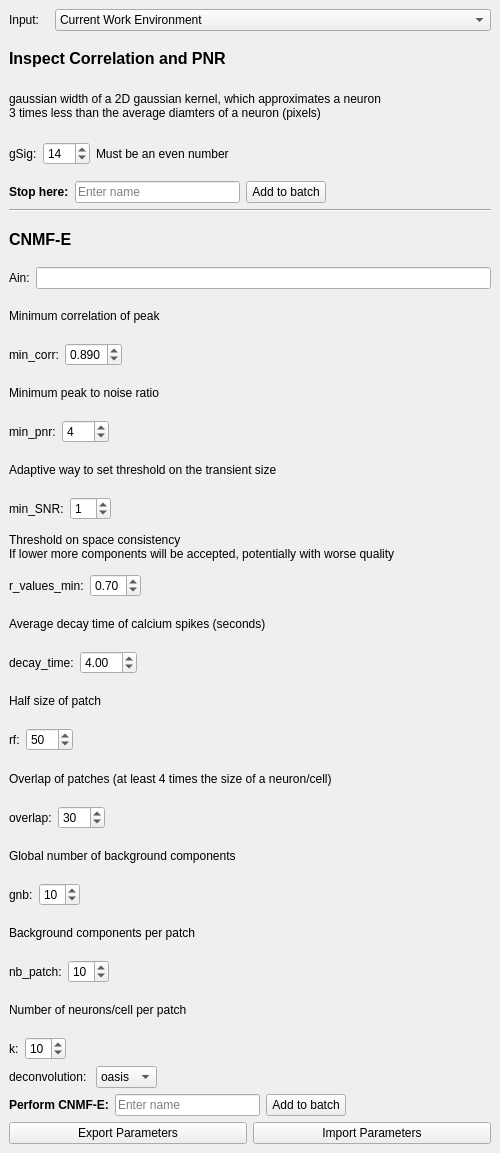
This is mesmerize/viewer/modules/ui_files/cnmfe_pytemplate.ui in kushalkolar/MESmerize as Qt 5 draws it before an edit. The edited form follows.
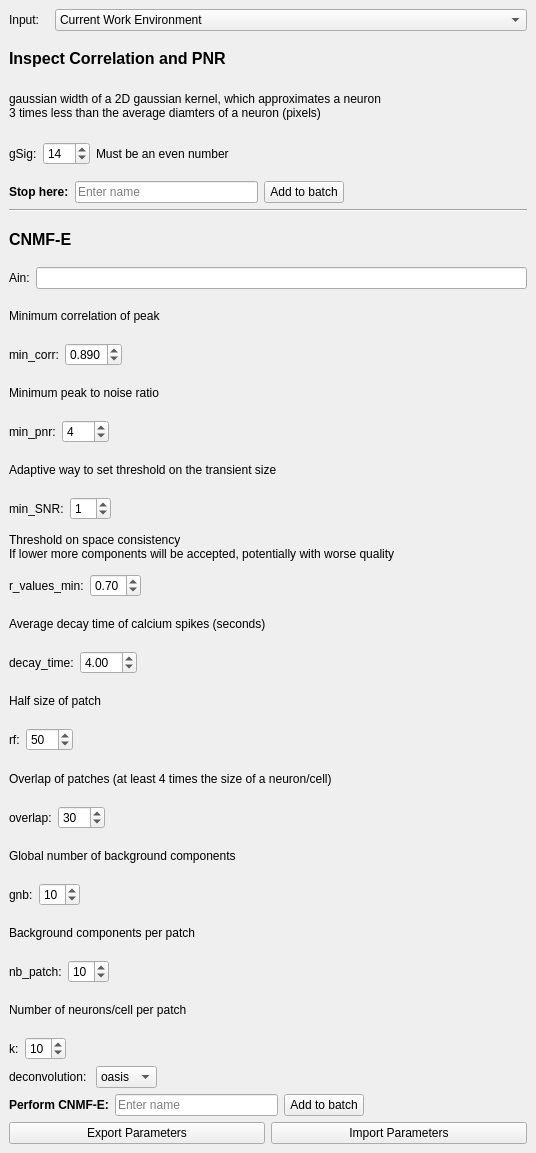
This is the edited form.

```diff
--- a/mesmerize/viewer/modules/ui_files/cnmfe_pytemplate.ui
+++ b/mesmerize/viewer/modules/ui_files/cnmfe_pytemplate.ui
@@ -9,7 +9,7 @@
    <rect>
     <x>0</x>
     <y>0</y>
-    <width>500</width>
+    <width>536</width>
     <height>1153</height>
    </rect>
   </property>
```
Left out of the diff: 3 changed lines with no effect on the pictures.
